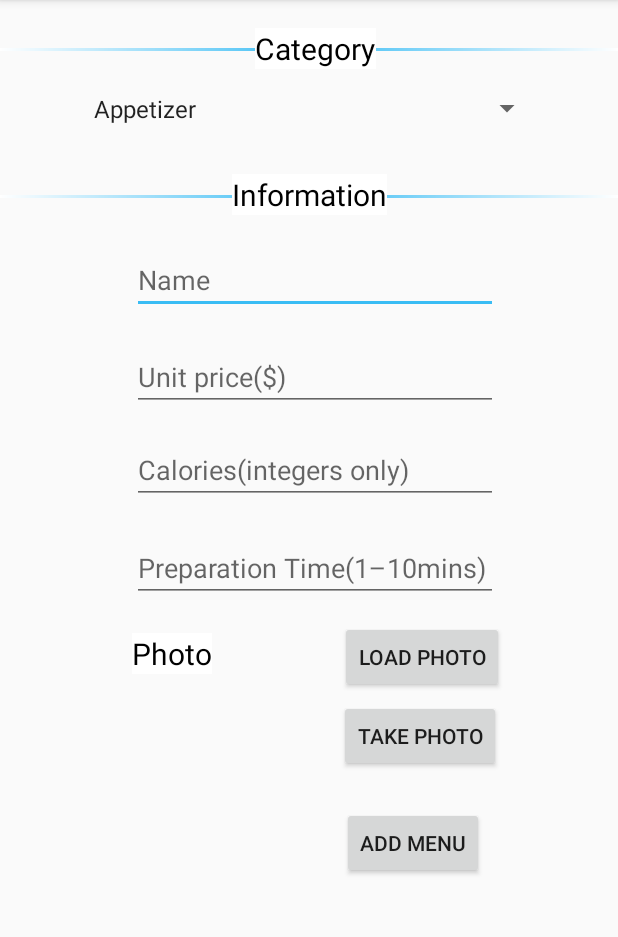
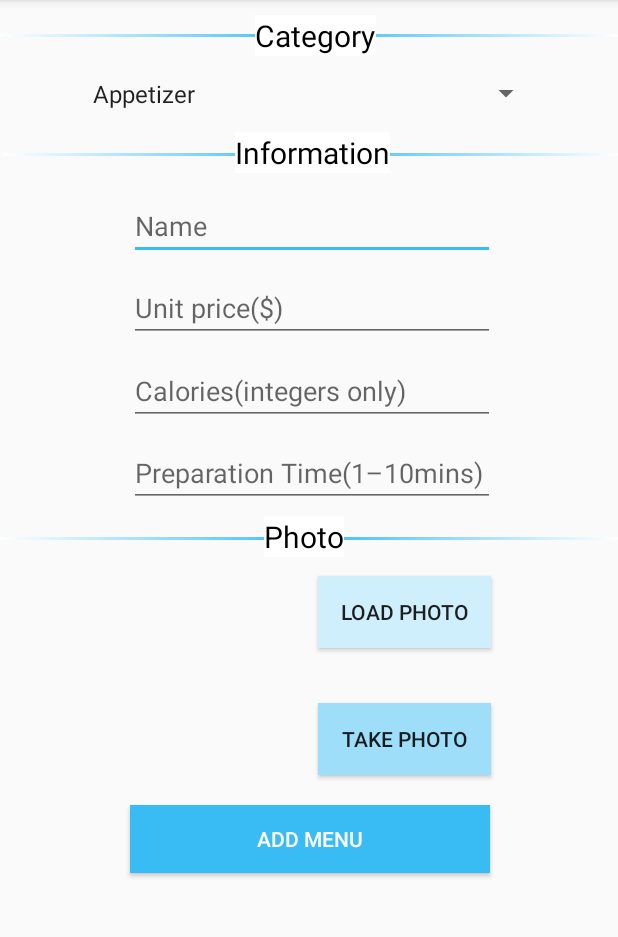
Before and after one commit to Adamkzh/takeoutApp, an Android app: the AdminAddMenuActivity screen opened directly, with no data from a screen before it, on a phone screen of 412 x 824 dp, the part 84-1021 px from its top. Run offline under Robolectric (Android 15) with nearby library versions, the phone set to English and light mode, and no system bars; our stand-ins replace Firebase (no records; nobody signed in at launch, a user with empty details on screens opened directly); libraries missing offline, so code that uses them is left out: com.firebase.client; 1 statement that could not run was skipped.

Commit message:
Update style

```diff
--- a/app/src/main/res/layout/activity_admin_add_menu.xml
+++ b/app/src/main/res/layout/activity_admin_add_menu.xml
@@ -11,7 +11,7 @@
         android:layout_height="2dp"
         android:layout_marginTop="332dp"
         android:layout_x="0dp"
-        android:layout_y="32dp"
+        android:layout_y="23dp"
         android:background="@drawable/gradient_line"
         app:layout_constraintTop_toTopOf="parent"
         tools:layout_editor_absoluteX="0dp" />
@@ -21,7 +21,7 @@
         android:layout_width="wrap_content"
         android:layout_height="wrap_content"
         android:layout_x="170dp"
-        android:layout_y="19dp"
+        android:layout_y="10dp"
         android:background="#FFFFFF"
         android:text="@string/category"
         android:textColor="#000000"
@@ -33,8 +33,8 @@
         android:id="@+id/add_menu_spinner_category"
         android:layout_width="307dp"
         android:layout_height="35dp"
-        android:layout_x="55dp"
-        android:layout_y="55dp"
+        android:layout_x="54dp"
+        android:layout_y="45dp"
         android:entries="@array/category_arrays"
         tools:layout_editor_absoluteX="8dp"
         tools:layout_editor_absoluteY="156dp" />
@@ -44,8 +44,8 @@
         android:layout_width="fill_parent"
         android:layout_height="2dp"
         android:layout_marginTop="332dp"
-        android:layout_x="0dp"
-        android:layout_y="130dp"
+        android:layout_x="2dp"
+        android:layout_y="102dp"
         android:background="@drawable/gradient_line"
         app:layout_constraintTop_toTopOf="parent"
         tools:layout_editor_absoluteX="0dp" />
@@ -54,8 +54,8 @@
         android:id="@+id/tv_info2"
         android:layout_width="wrap_content"
         android:layout_height="wrap_content"
-        android:layout_x="155dp"
-        android:layout_y="116dp"
+        android:layout_x="157dp"
+        android:layout_y="88dp"
         android:background="#FFFFFF"
         android:text="@string/tv_info"
         android:textColor="#000000"
@@ -67,8 +67,8 @@
         android:id="@+id/add_menu_name"
         android:layout_width="244dp"
         android:layout_height="wrap_content"
-        android:layout_x="88dp"
-        android:layout_y="164dp"
+        android:layout_x="86dp"
+        android:layout_y="128dp"
         android:ems="10"
         android:hint="@string/menu_name"
         android:inputType="text"
@@ -79,8 +79,8 @@
         android:id="@+id/add_menu_price"
         android:layout_width="244dp"
         android:layout_height="wrap_content"
-        android:layout_x="88dp"
-        android:layout_y="229dp"
+        android:layout_x="86dp"
+        android:layout_y="183dp"
         android:ems="10"
         android:hint="@string/menu_price"
         android:inputType="numberDecimal"
@@ -91,8 +91,8 @@
         android:id="@+id/add_menu_calo"
         android:layout_width="244dp"
         android:layout_height="wrap_content"
-        android:layout_x="88dp"
-        android:layout_y="291dp"
+        android:layout_x="86dp"
+        android:layout_y="238dp"
         android:ems="10"
         android:hint="@string/menu_calo"
         android:inputType="number"
@@ -103,20 +103,31 @@
         android:id="@+id/add_menu_prep"
         android:layout_width="244dp"
         android:layout_height="wrap_content"
-        android:layout_x="88dp"
-        android:layout_y="356dp"
+        android:layout_x="86dp"
+        android:layout_y="293dp"
         android:ems="10"
         android:hint="@string/menu_prep"
         android:inputType="number"
         tools:layout_editor_absoluteX="141dp"
         tools:layout_editor_absoluteY="274dp" />
 
+    <View
+        android:id="@+id/view4"
+        android:layout_width="fill_parent"
+        android:layout_height="2dp"
+        android:layout_marginTop="332dp"
+        android:layout_x="0dp"
+        android:layout_y="358dp"
+        android:background="@drawable/gradient_line"
+        app:layout_constraintTop_toTopOf="parent"
+        tools:layout_editor_absoluteX="0dp" />
+
     <TextView
-        android:id="@+id/tv_phot"
+        android:id="@+id/tv_info3"
         android:layout_width="wrap_content"
         android:layout_height="wrap_content"
-        android:layout_x="88dp"
-        android:layout_y="422dp"
+        android:layout_x="176dp"
+        android:layout_y="344dp"
         android:background="#FFFFFF"
         android:text="@string/tv_phot"
         android:textColor="#000000"
@@ -128,38 +139,42 @@
         android:id="@+id/add_menu_photo"
         android:layout_width="114dp"
         android:layout_height="133dp"
-        android:layout_x="89dp"
-        android:layout_y="456dp"
+        android:layout_x="88dp"
+        android:layout_y="384dp"
         tools:layout_editor_absoluteX="171dp"
         tools:layout_editor_absoluteY="418dp" />
 
     <Button
         android:id="@+id/add_menu_btn_load_photo"
-        android:layout_width="wrap_content"
+        android:layout_width="115dp"
         android:layout_height="wrap_content"
-        android:layout_x="227dp"
-        android:layout_y="414dp"
+        android:layout_x="212dp"
+        android:layout_y="384dp"
+        android:background="@color/photo1"
         android:text="@string/menu_load_photo"
         tools:layout_editor_absoluteX="138dp"
         tools:layout_editor_absoluteY="505dp" />
 
     <Button
         android:id="@+id/add_menu_btn_take_photo"
-        android:layout_width="wrap_content"
+        android:layout_width="115dp"
         android:layout_height="wrap_content"
-        android:layout_x="226dp"
-        android:layout_y="467dp"
+        android:layout_x="212dp"
+        android:layout_y="469dp"
+        android:background="@color/photo2"
         android:text="@string/menu_take_photo"
         tools:layout_editor_absoluteX="138dp"
         tools:layout_editor_absoluteY="505dp" />
 
     <Button
         android:id="@+id/add_menu_btn_add_menu"
-        android:layout_width="wrap_content"
-        android:layout_height="wrap_content"
-        android:layout_x="228dp"
-        android:layout_y="538dp"
+        android:layout_width="240dp"
+        android:layout_height="45dp"
+        android:layout_x="87dp"
+        android:layout_y="537dp"
+        android:background="@color/colorPrimary"
         android:text="@string/add_menu"
+        android:textColor="@color/white"
         tools:layout_editor_absoluteX="163dp"
         tools:layout_editor_absoluteY="531dp" />
 
--- a/app/src/main/res/layout/product_item.xml
+++ b/app/src/main/res/layout/product_item.xml
@@ -28,7 +28,7 @@
                 android:layout_width="0dp"
                 android:layout_height="fill_parent"
                 android:gravity="left|center"
-                android:text="商品名称" />
+                android:text="@string/productName" />
 
             <TextView
                 android:id="@+id/tv_price"
@@ -36,7 +36,7 @@
                 android:layout_width="0dp"
                 android:layout_height="fill_parent"
                 android:gravity="left|center"
-                android:text="价格" />
+                android:text="@string/price" />
 
 
 
--- a/app/src/main/res/layout/shopcart_left_listview.xml
+++ b/app/src/main/res/layout/shopcart_left_listview.xml
@@ -5,14 +5,15 @@
     android:orientation="horizontal"
     android:gravity="center"
     >
+
     <TextView
         android:id="@+id/tv_catogray"
         android:layout_width="match_parent"
         android:layout_height="50dp"
         android:gravity="center"
-        android:textSize="14sp"
+        android:text="@string/coke"
         android:textColor="@color/gray"
-        android:text="矿泉水"/>
+        android:textSize="14sp" />
     <TextView
         android:id="@+id/tv_count"
         android:layout_width="wrap_content"
--- a/app/src/main/res/values/strings.xml
+++ b/app/src/main/res/values/strings.xml
@@ -51,9 +51,9 @@
     <string name="menu">Menu</string>
     <string name="cancel">Cancel</string>
     <string name="sureLogout">Are your sure to log out?</string>
-    <!--<string name=""></string>-->
-    <!--<string name=""></string>-->
-    <!--<string name=""></string>-->
+    <string name="productName">Product Name</string>
+    <string name="mealPack">Meal Package</string>
+    <string name="totalUnit">(Total Units: 12)</string>
     <!--<string name=""></string>-->
     <!--<string name=""></string>-->
     <!--<string name=""></string>-->
```
Also changed, not shown: app/src/main/java/cmpe275eat/takeoutapp/qi_testGoogleSignin.java (deleted, +0 -123 lines), app/src/main/java/cmpe275eat/takeoutapp/qi_testGoogle_logout.java (deleted, +0 -51 lines), app/src/main/res/layout/activity_goods_detail.xml (+14 -12 lines), app/src/main/res/layout/activity_goods_detail_item.xml (+9 -10 lines), app/src/main/res/layout/activity_qi_test_google_logout.xml (deleted, +0 -20 lines), app/src/main/res/layout/activity_qi_test_google_signin.xml (deleted, +0 -24 lines), app/src/main/res/layout/activity_signin.xml (+11 -1 lines), app/src/main/res/layout/shopcart_right_listview.xml (+7 -7 lines).
